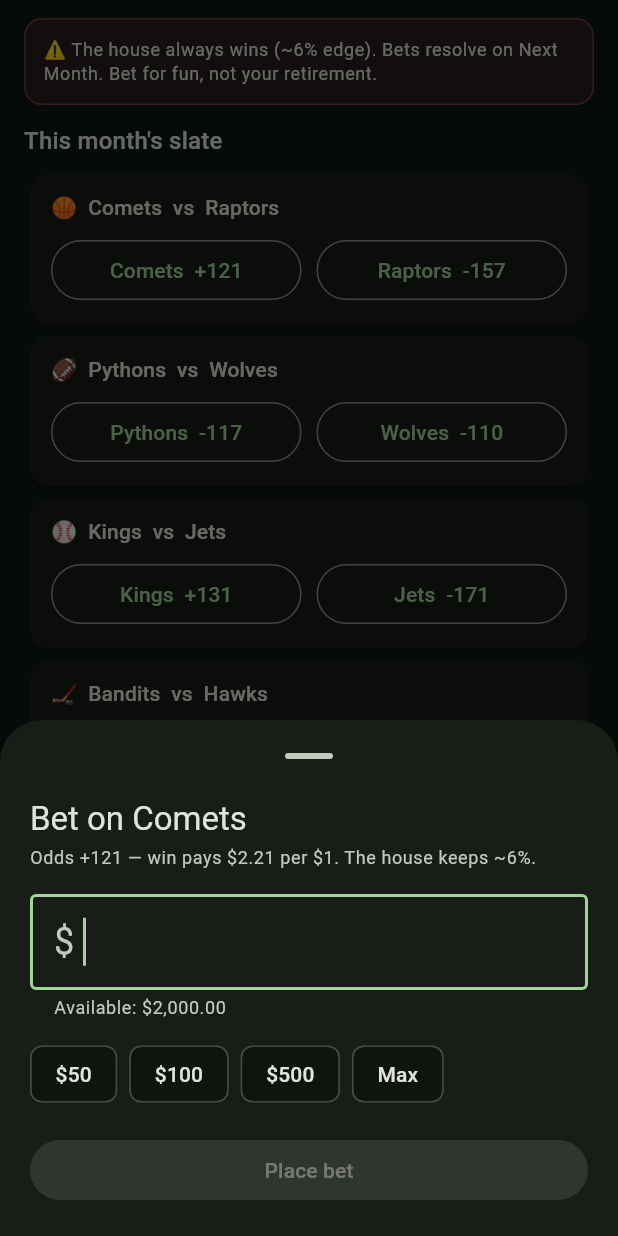
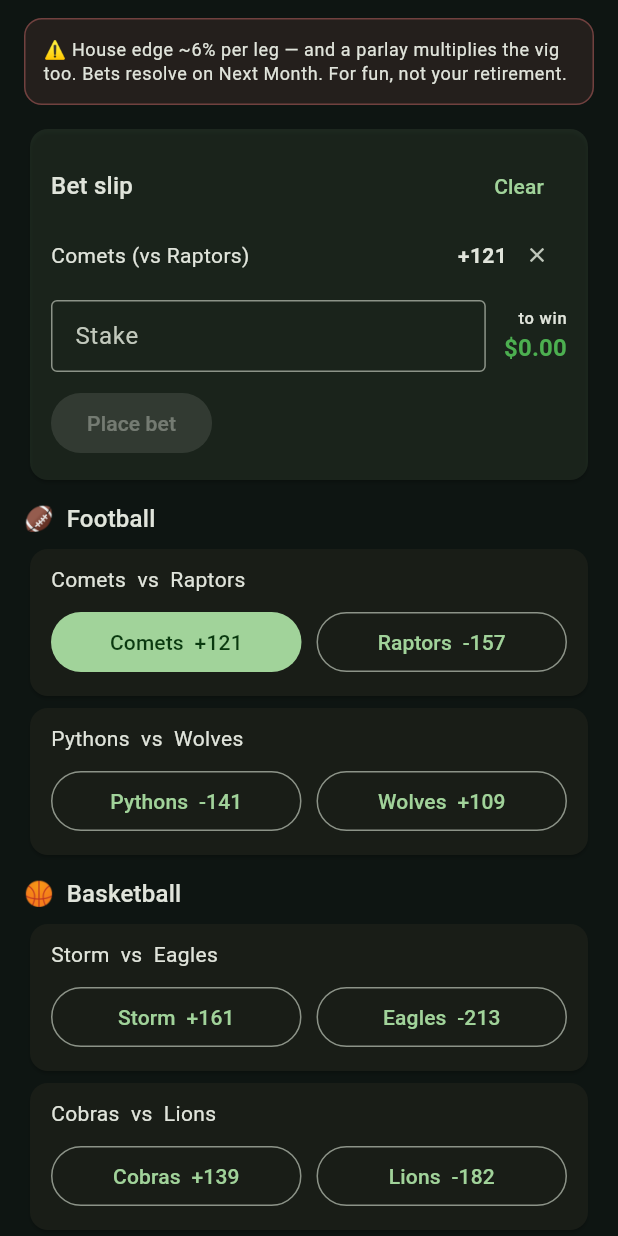
Before and after one commit to Armandoxh/Territorygame, a Flutter app: the SportsBody widget shown alone on an empty page, opened directly with empty values, after a tap on an icon or button, on a phone screen of 412 x 824 dp. Run offline on Flutter 3.47's test engine with Material 3 defaults, Android fonts, the phone set to English and light mode, and no system bars.

Commit message:
WealthQuest (build 26): parlays + per-sport sections in DraftDay
- Slate now has a section per sport (Football/Basketball/Baseball/Soccer/
  Hockey/Tennis), 2 games each.
- Parlays: ParlayLeg model; PendingBet holds leg labels (isParlay/title);
  placeParlay multiplies odds + win-prob across legs (vig compounds);
  placeBet is a 1-leg parlay.
- DraftKings-style bet slip UI: tap odds to add picks, live combined odds +
  to-win, single stake, place. Open bets show parlay legs.
- Tests for parlay odds + net-worth-neutral.

https://claude.ai/code/session_01TzdCgZw6BTd2YJQ9wzwCow

```diff
--- a/wealthquest/lib/engine/sports_engine.dart
+++ b/wealthquest/lib/engine/sports_engine.dart
@@ -18,26 +18,37 @@ class SportsEngine {
     'Raptors', 'Comets', 'Bandits',
   ];
 
-  static const List<String> _sports = ['🏈', '🏀', '⚾', '⚽', '🏒', '🎾'];
+  /// [name, emoji] per sport — the slate has a section for each.
+  static const List<List<String>> sports = [
+    ['Football', '🏈'],
+    ['Basketball', '🏀'],
+    ['Baseball', '⚾'],
+    ['Soccer', '⚽'],
+    ['Hockey', '🏒'],
+    ['Tennis', '🎾'],
+  ];
+
+  static const int gamesPerSport = 2;
 
   static List<SportsEvent> generateSlate(Random rng, int startId) {
-    final pool = List<String>.of(_teams)..shuffle(rng);
     final events = <SportsEvent>[];
     var id = startId;
-    for (var i = 0;
-        i + 1 < pool.length && events.length < eventsPerSlate;
-        i += 2) {
+    for (final s in sports) {
+      final pool = List<String>.of(_teams)..shuffle(rng);
+      for (var g = 0; g < gamesPerSport; g++) {
         final p = 0.30 + rng.nextDouble() * 0.40; // home win prob 0.30–0.70
         events.add(SportsEvent(
           id: id++,
-        sport: _sports[rng.nextInt(_sports.length)],
-        home: pool[i],
-        away: pool[i + 1],
+          sportName: s[0],
+          sport: s[1],
+          home: pool[g * 2],
+          away: pool[g * 2 + 1],
           homeProb: p,
-        // Fair payout shaved by the vig -> EV per $1 is exactly -vig on each side.
+          // Fair payout shaved by the vig -> EV per $1 is exactly -vig per leg.
           homeDecimal: (1 / p) * (1 - vig),
           awayDecimal: (1 / (1 - p)) * (1 - vig),
         ));
+      }
     }
     return events;
   }
--- a/wealthquest/lib/models/bet.dart
+++ b/wealthquest/lib/models/bet.dart
@@ -1,6 +1,7 @@
 /// One matchup on the betting slate, with odds offered on each side.
 class SportsEvent {
   final int id;
+  final String sportName; // "Football"
   final String sport; // emoji
   final String home;
   final String away;
@@ -14,6 +15,7 @@ class SportsEvent {
 
   SportsEvent({
     required this.id,
+    required this.sportName,
     required this.sport,
     required this.home,
     required this.away,
@@ -23,21 +25,36 @@ class SportsEvent {
   });
 }
 
-/// A wager the player has placed, waiting to resolve next month.
+/// One pick in a bet (a single bet is just a 1-leg parlay).
+class ParlayLeg {
+  final String label;
+  final double decimalOdds;
+  final double winProb;
+  const ParlayLeg({
+    required this.label,
+    required this.decimalOdds,
+    required this.winProb,
+  });
+}
+
+/// A wager the player has placed, waiting to resolve next month. For a parlay,
+/// ALL legs must hit — the odds multiply and so does the long shot.
 class PendingBet {
   final int id;
-  final String label; // e.g. "Lions  (vs Bears)"
+  final List<String> legs;
   final double stake;
   final double decimalOdds;
   final double winProb;
 
   PendingBet({
     required this.id,
-    required this.label,
+    required this.legs,
     required this.stake,
     required this.decimalOdds,
     required this.winProb,
   });
 
+  bool get isParlay => legs.length > 1;
+  String get title => isParlay ? '${legs.length}-leg parlay' : legs.first;
   double get potentialPayout => stake * decimalOdds;
 }
--- a/wealthquest/lib/state/game_controller.dart
+++ b/wealthquest/lib/state/game_controller.dart
@@ -167,20 +167,38 @@ class GameController extends ChangeNotifier {
     return sum;
   }
 
-  /// Place [stake] on the home (or away) side of an event. Returns an error
-  /// string, or null on success.
-  String? placeBet(SportsEvent e, bool home, double stake) {
+  /// Place [stake] on the home (or away) side of one event (a straight bet).
+  String? placeBet(SportsEvent e, bool home, double stake) => placeParlay([
+        ParlayLeg(
+          label: '${home ? e.home : e.away} (vs ${home ? e.away : e.home})',
+          decimalOdds: home ? e.homeDecimal : e.awayDecimal,
+          winProb: home ? e.homeProb : 1 - e.homeProb,
+        )
+      ], stake);
+
+  /// Place a wager across [legs]: one leg is a straight bet; 2+ legs is a
+  /// parlay where every leg must hit (odds and the long-shot both multiply).
+  String? placeParlay(List<ParlayLeg> legs, double stake) {
+    if (legs.isEmpty) return 'Add at least one pick.';
     if (stake <= 0) return 'Enter a stake greater than \$0.';
     if (stake > cash + 0.001) return 'Not enough cash.';
     cash -= stake;
+    var dec = 1.0;
+    var prob = 1.0;
+    for (final l in legs) {
+      dec *= l.decimalOdds;
+      prob *= l.winProb;
+    }
     bets.add(PendingBet(
       id: _nextBetId++,
-      label: '${home ? e.home : e.away} (vs ${home ? e.away : e.home})',
+      legs: [for (final l in legs) l.label],
       stake: stake,
-      decimalOdds: home ? e.homeDecimal : e.awayDecimal,
-      winProb: home ? e.homeProb : 1 - e.homeProb,
+      decimalOdds: dec,
+      winProb: prob,
     ));
-    _log('Placed \$${stake.toStringAsFixed(0)} on ${home ? e.home : e.away}.');
+    _log(legs.length == 1
+        ? 'Placed \$${stake.toStringAsFixed(0)} on ${legs.first.label}.'
+        : 'Placed a \$${stake.toStringAsFixed(0)} ${legs.length}-leg parlay.');
     notifyListeners();
     return null;
   }
@@ -702,9 +720,9 @@ class GameController extends ChangeNotifier {
         final payout = b.stake * b.decimalOdds;
         cash += payout;
         events.add(
-            '🎉 Bet won: +\$${(payout - b.stake).toStringAsFixed(0)} on ${b.label}.');
+            '🎉 Bet won: +\$${(payout - b.stake).toStringAsFixed(0)} on ${b.title}.');
       } else {
-        events.add('❌ Bet lost: −\$${b.stake.toStringAsFixed(0)} on ${b.label}.');
+        events.add('❌ Bet lost: −\$${b.stake.toStringAsFixed(0)} on ${b.title}.');
       }
     }
     bets.clear();
--- a/wealthquest/lib/ui/sports_app.dart
+++ b/wealthquest/lib/ui/sports_app.dart
@@ -1,33 +1,89 @@
 import 'package:flutter/material.dart';
+import 'package:flutter/services.dart';
 
 import '../engine/sports_engine.dart';
 import '../models/bet.dart';
 import '../state/game_controller.dart';
 import '../util/format.dart';
-import 'widgets/amount_sheet.dart';
 import 'widgets/ui_helpers.dart';
 
-/// "DraftDay" — a sports book. Bet on the monthly slate; wagers resolve when you
-/// hit Next Month. The house keeps a ~6% edge, so it's pure thrill.
-class SportsBody extends StatelessWidget {
+/// "DraftDay" — a sports book with single bets AND parlays, organized into a
+/// section per sport. Tap odds to add picks to your slip; 2+ picks = a parlay.
+class SportsBody extends StatefulWidget {
   const SportsBody({super.key, required this.game});
 
   final GameController game;
 
-  Future<void> _bet(BuildContext context, SportsEvent e, bool home) async {
-    final team = home ? e.home : e.away;
-    final dec = home ? e.homeDecimal : e.awayDecimal;
-    final amount = await showAmountSheet(
-      context,
-      title: 'Bet on $team',
-      actionLabel: 'Place bet',
-      max: game.cash,
-      helper:
-          'Odds ${SportsEngine.american(dec)} — win pays \$${(dec).toStringAsFixed(2)} per \$1. The house keeps ~6%.',
+  @override
+  State<SportsBody> createState() => _SportsBodyState();
+}
+
+class _SlipLeg {
+  final int eventId;
+  final bool home;
+  final String label;
+  final double decimalOdds;
+  final double winProb;
+  _SlipLeg(this.eventId, this.home, this.label, this.decimalOdds, this.winProb);
+}
+
+class _SportsBodyState extends State<SportsBody> {
+  final List<_SlipLeg> _slip = [];
+  final _stakeCtrl = TextEditingController();
+
+  GameController get game => widget.game;
+
+  @override
+  void dispose() {
+    _stakeCtrl.dispose();
+    super.dispose();
+  }
+
+  void _toggle(SportsEvent e, bool home) {
+    setState(() {
+      final i = _slip.indexWhere((l) => l.eventId == e.id);
+      final leg = _SlipLeg(
+        e.id,
+        home,
+        '${home ? e.home : e.away} (vs ${home ? e.away : e.home})',
+        home ? e.homeDecimal : e.awayDecimal,
+        home ? e.homeProb : 1 - e.homeProb,
       );
-    if (amount == null || !context.mounted) return;
-    final err = game.placeBet(e, home, amount);
-    _toast(context, err ?? 'Bet ${money(amount)} on $team. Good luck.');
+      if (i == -1) {
+        _slip.add(leg);
+      } else if (_slip[i].home == home) {
+        _slip.removeAt(i); // tapping the same side again removes it
+      } else {
+        _slip[i] = leg; // swap to the other side
+      }
+    });
+  }
+
+  bool _selected(int eventId, bool home) =>
+      _slip.any((l) => l.eventId == eventId && l.home == home);
+
+  void _place() {
+    final stake = double.tryParse(_stakeCtrl.text) ?? 0;
+    final legs = [
+      for (final l in _slip)
+        ParlayLeg(label: l.label, decimalOdds: l.decimalOdds, winProb: l.winProb)
+    ];
+    final err = game.placeParlay(legs, stake);
+    if (err != null) {
+      _toast(err);
+      return;
+    }
+    setState(() {
+      _slip.clear();
+      _stakeCtrl.clear();
+    });
+    _toast('Bet placed. Resolves on Next Month — good luck.');
+  }
+
+  void _toast(String m) {
+    ScaffoldMessenger.of(context)
+      ..hideCurrentSnackBar()
+      ..showSnackBar(SnackBar(content: Text(m)));
   }
 
   @override
@@ -45,24 +101,177 @@ class SportsBody extends StatelessWidget {
             border: Border.all(color: kLoss.withOpacity(0.4)),
           ),
           child: Text(
-            '⚠ The house always wins (~6% edge). Bets resolve on Next Month. '
-            'Bet for fun, not your retirement.',
+            '⚠ House edge ~6% per leg — and a parlay multiplies the vig too. '
+            'Bets resolve on Next Month. For fun, not your retirement.',
             style: theme.textTheme.bodySmall,
           ),
         ),
+        if (_slip.isNotEmpty) _buildSlip(theme),
         if (game.bets.isNotEmpty) ...[
           Text('Your open bets', style: theme.textTheme.titleMedium),
           const SizedBox(height: 6),
           ...game.bets.map((b) => _OpenBet(bet: b)),
           const SizedBox(height: 16),
         ],
-        Text("This month's slate", style: theme.textTheme.titleMedium),
-        const SizedBox(height: 6),
-        ...game.sportsSlate.map((e) => _EventCard(
+        for (final s in SportsEngine.sports) ..._buildSportSection(theme, s),
+      ],
+    );
+  }
+
+  Widget _buildSlip(ThemeData theme) {
+    var dec = 1.0;
+    for (final l in _slip) {
+      dec *= l.decimalOdds;
+    }
+    final stake = double.tryParse(_stakeCtrl.text) ?? 0;
+    final payout = stake * dec;
+    final isParlay = _slip.length > 1;
+    return Card(
+      color: theme.colorScheme.primary.withOpacity(0.10),
+      child: Padding(
+        padding: const EdgeInsets.all(14),
+        child: Column(
+          crossAxisAlignment: CrossAxisAlignment.start,
+          children: [
+            Row(
+              mainAxisAlignment: MainAxisAlignment.spaceBetween,
+              children: [
+                Text(isParlay ? 'Parlay slip (${_slip.length} legs)' : 'Bet slip',
+                    style: theme.textTheme.titleMedium),
+                TextButton(
+                  onPressed: () => setState(_slip.clear),
+                  child: const Text('Clear'),
+                ),
+              ],
+            ),
+            ..._slip.map((l) => Padding(
+                  padding: const EdgeInsets.symmetric(vertical: 2),
+                  child: Row(
+                    children: [
+                      Expanded(child: Text(l.label, style: theme.textTheme.bodyMedium)),
+                      Text(SportsEngine.american(l.decimalOdds),
+                          style: theme.textTheme.bodyMedium
+                              ?.copyWith(fontWeight: FontWeight.bold)),
+                      IconButton(
+                        visualDensity: VisualDensity.compact,
+                        icon: const Icon(Icons.close, size: 16),
+                        onPressed: () =>
+                            setState(() => _slip.removeWhere((x) => x.eventId == l.eventId)),
+                      ),
+                    ],
+                  ),
+                )),
+            if (isParlay)
+              Text('Combined: ${SportsEngine.american(dec)}',
+                  style: theme.textTheme.bodyMedium
+                      ?.copyWith(fontWeight: FontWeight.bold, color: kGain)),
+            const SizedBox(height: 8),
+            Row(
+              children: [
+                Expanded(
+                  child: TextField(
+                    controller: _stakeCtrl,
+                    keyboardType:
+                        const TextInputType.numberWithOptions(decimal: true),
+                    inputFormatters: [
+                      FilteringTextInputFormatter.allow(RegExp(r'[0-9.]')),
+                    ],
+                    onChanged: (_) => setState(() {}),
+                    decoration: const InputDecoration(
+                      prefixText: '\$ ',
+                      isDense: true,
+                      border: OutlineInputBorder(),
+                      labelText: 'Stake',
+                    ),
+                  ),
+                ),
+                const SizedBox(width: 12),
+                Column(
+                  crossAxisAlignment: CrossAxisAlignment.end,
+                  children: [
+                    Text('to win', style: theme.textTheme.labelSmall),
+                    Text(money(payout),
+                        style: theme.textTheme.titleMedium?.copyWith(
+                            fontWeight: FontWeight.bold, color: kGain)),
+                  ],
+                ),
+              ],
+            ),
+            const SizedBox(height: 10),
+            FilledButton(
+              onPressed: stake > 0 ? _place : null,
+              child: Text(isParlay ? 'Place parlay' : 'Place bet'),
+            ),
+          ],
+        ),
+      ),
+    );
+  }
+
+  List<Widget> _buildSportSection(ThemeData theme, List<String> sport) {
+    final games =
+        game.sportsSlate.where((e) => e.sportName == sport[0]).toList();
+    if (games.isEmpty) return const [];
+    return [
+      Padding(
+        padding: const EdgeInsets.only(top: 10, bottom: 4),
+        child: Text('${sport[1]}  ${sport[0]}',
+            style: theme.textTheme.titleMedium),
+      ),
+      ...games.map((e) => _EventCard(
             event: e,
-              onBet: (home) => _bet(context, e, home),
+            homeSelected: _selected(e.id, true),
+            awaySelected: _selected(e.id, false),
+            onPick: (home) => _toggle(e, home),
           )),
+    ];
+  }
+}
+
+class _EventCard extends StatelessWidget {
+  const _EventCard({
+    required this.event,
+    required this.homeSelected,
+    required this.awaySelected,
+    required this.onPick,
+  });
+
+  final SportsEvent event;
+  final bool homeSelected;
+  final bool awaySelected;
+  final void Function(bool home) onPick;
+
+  @override
+  Widget build(BuildContext context) {
+    final theme = Theme.of(context);
+    Widget pick(bool home, String team, double dec, bool sel) {
+      final label = '$team  ${SportsEngine.american(dec)}';
+      return Expanded(
+        child: sel
+            ? FilledButton(onPressed: () => onPick(home), child: Text(label))
+            : OutlinedButton(onPressed: () => onPick(home), child: Text(label)),
+      );
+    }
+
+    return Card(
+      child: Padding(
+        padding: const EdgeInsets.fromLTRB(14, 10, 14, 12),
+        child: Column(
+          crossAxisAlignment: CrossAxisAlignment.start,
+          children: [
+            Text('${event.home}  vs  ${event.away}',
+                style: theme.textTheme.bodyMedium),
+            const SizedBox(height: 8),
+            Row(
+              children: [
+                pick(true, event.home, event.homeDecimal, homeSelected),
+                const SizedBox(width: 10),
+                pick(false, event.away, event.awayDecimal, awaySelected),
               ],
+            ),
+          ],
+        ),
+      ),
     );
   }
 }
@@ -75,14 +284,26 @@ class _OpenBet extends StatelessWidget {
   Widget build(BuildContext context) {
     final theme = Theme.of(context);
     return Card(
-      child: ListTile(
-        dense: true,
-        leading: const Icon(Icons.confirmation_number_outlined),
-        title: Text(bet.label),
-        subtitle: Text('Stake ${money(bet.stake)}',
+      child: Padding(
+        padding: const EdgeInsets.fromLTRB(14, 8, 14, 8),
+        child: Row(
+          children: [
+            Icon(bet.isParlay ? Icons.auto_awesome : Icons.confirmation_number_outlined),
+            const SizedBox(width: 10),
+            Expanded(
+              child: Column(
+                crossAxisAlignment: CrossAxisAlignment.start,
+                children: [
+                  Text(bet.title, style: theme.textTheme.titleSmall),
+                  if (bet.isParlay)
+                    Text(bet.legs.join(' + '),
+                        style: theme.textTheme.labelSmall, maxLines: 2),
+                  Text('Stake ${money(bet.stake)}',
                       style: theme.textTheme.bodySmall),
-        trailing: Column(
-          mainAxisAlignment: MainAxisAlignment.center,
+                ],
+              ),
+            ),
+            Column(
               crossAxisAlignment: CrossAxisAlignment.end,
               children: [
                 Text('to win', style: theme.textTheme.labelSmall),
@@ -91,56 +312,9 @@ class _OpenBet extends StatelessWidget {
                         ?.copyWith(fontWeight: FontWeight.bold, color: kGain)),
               ],
             ),
-      ),
-    );
-  }
-}
-
-class _EventCard extends StatelessWidget {
-  const _EventCard({required this.event, required this.onBet});
-  final SportsEvent event;
-  final void Function(bool home) onBet;
-
-  @override
-  Widget build(BuildContext context) {
-    final theme = Theme.of(context);
-    return Card(
-      child: Padding(
-        padding: const EdgeInsets.fromLTRB(14, 12, 14, 12),
-        child: Column(
-          crossAxisAlignment: CrossAxisAlignment.start,
-          children: [
-            Text('${event.sport}  ${event.home}  vs  ${event.away}',
-                style: theme.textTheme.titleSmall),
-            const SizedBox(height: 8),
-            Row(
-              children: [
-                Expanded(
-                  child: OutlinedButton(
-                    onPressed: () => onBet(true),
-                    child: Text(
-                        '${event.home}  ${SportsEngine.american(event.homeDecimal)}'),
-                  ),
-                ),
-                const SizedBox(width: 10),
-                Expanded(
-                  child: OutlinedButton(
-                    onPressed: () => onBet(false),
-                    child: Text(
-                        '${event.away}  ${SportsEngine.american(event.awayDecimal)}'),
-                  ),
-                ),
-              ],
-            ),
           ],
         ),
       ),
     );
   }
 }
-
-void _toast(BuildContext context, String message) {
-  ScaffoldMessenger.of(context)
-    ..hideCurrentSnackBar()
-    ..showSnackBar(SnackBar(content: Text(message)));
-}
--- a/wealthquest/lib/version.dart
+++ b/wealthquest/lib/version.dart
@@ -4,7 +4,7 @@
 /// notable features) — see wealthquest/CLAUDE.md. The badge pinned at the top
 /// of the home header shows this, so you can instantly confirm the live page is
 /// the latest build (and not a stale cache).
-const String kAppVersion = '0.15.0';
-const int kBuildNumber = 25;
+const String kAppVersion = '0.16.0';
+const int kBuildNumber = 26;
 
 String get appVersionLabel => 'v$kAppVersion · build $kBuildNumber';
--- a/wealthquest/pubspec.yaml
+++ b/wealthquest/pubspec.yaml
@@ -1,7 +1,7 @@
 name: wealthquest
 description: "A mobile life-sim / stock-market game. Start at 18 with a day job; each Next Month advances a month — watch your investments perform."
 publish_to: "none"
-version: 0.15.0+25
+version: 0.16.0+26
 
 environment:
   sdk: ">=3.4.0 <4.0.0"
```
Also changed, not shown: dev_log/6-4-2026.txt (+14 -0 lines), 2 other files. Lines whose indentation alone changed are shown as unchanged.
